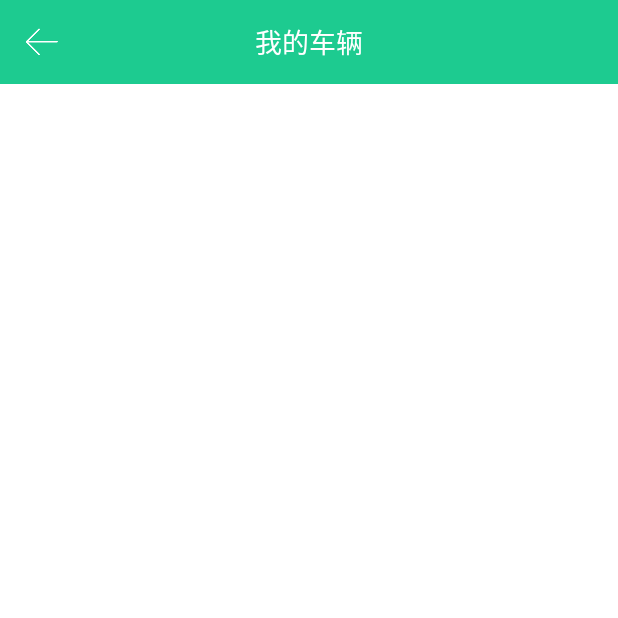
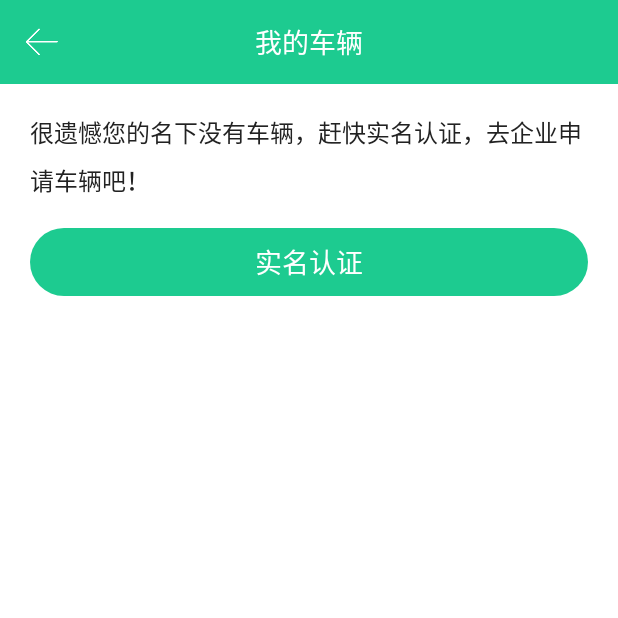
Before and after one commit to BetterZhang/Lease, an Android app: the AuthTipActivity screen opened directly, with no data from a screen before it, on a phone screen of 412 x 824 dp, the top half of it. Run offline under Robolectric (Android 15) with nearby library versions, the phone set to English and light mode, and no system bars; our stand-ins replace ButterKnife.

Commit message:
实名认证页面

```diff
--- a/app/src/main/res/layout/activity_auth_tip.xml
+++ b/app/src/main/res/layout/activity_auth_tip.xml
@@ -7,4 +7,23 @@
 
     <include layout="@layout/layout_toolbar" />
 
+    <TextView
+        android:layout_width="match_parent"
+        android:layout_height="wrap_content"
+        android:text="@string/text_auth_tip"
+        android:padding="20dp"
+        android:textSize="16sp"
+        android:lineSpacingExtra="8dp"/>
+
+    <TextView
+        android:id="@+id/tv_auth"
+        style="@style/Button"
+        android:layout_width="match_parent"
+        android:layout_height="wrap_content"
+        android:layout_marginLeft="20dp"
+        android:layout_marginRight="20dp"
+        android:gravity="center"
+        android:text="实名认证"
+        android:background="@drawable/selector_text_button"/>
+
 </LinearLayout>
--- a/app/src/main/res/values/strings.xml
+++ b/app/src/main/res/values/strings.xml
@@ -4,4 +4,7 @@
     <string name="navigation_drawer_open">navigation_drawer_open</string>
     <string name="navigation_drawer_close">navigation_drawer_close</string>
     <string name="text_get_verification_code">获取验证码</string>
+
+    <string name="text_auth_tip">很遗憾您的名下没有车辆，赶快实名认证，去企业申请车辆吧！</string>
+
 </resources>
```
